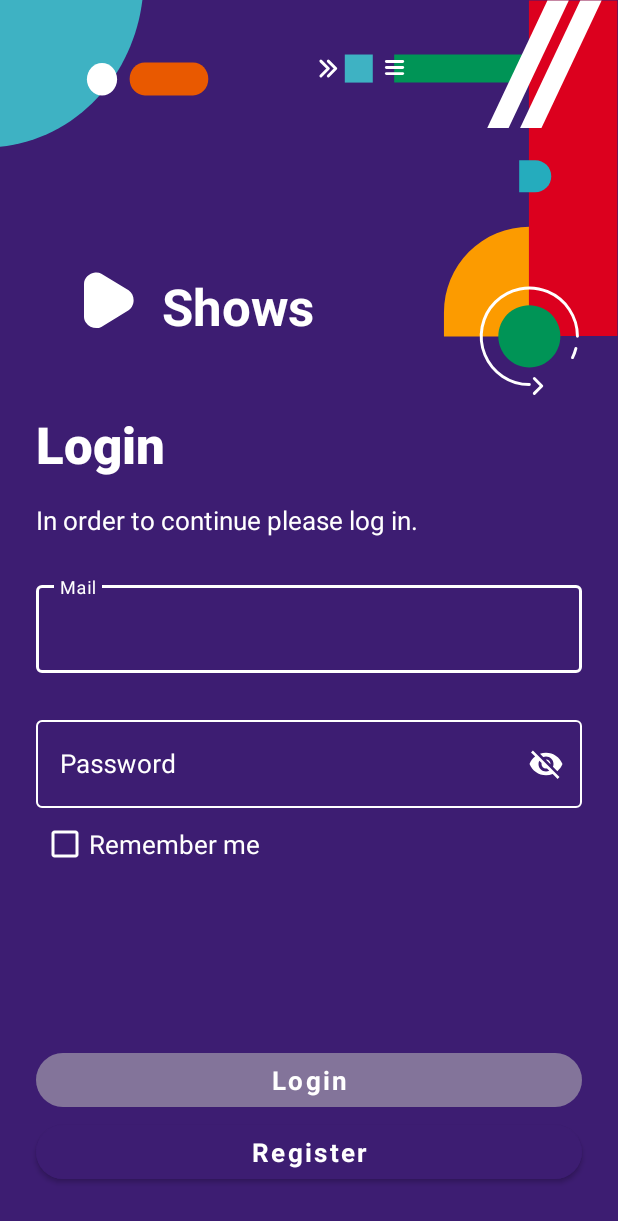
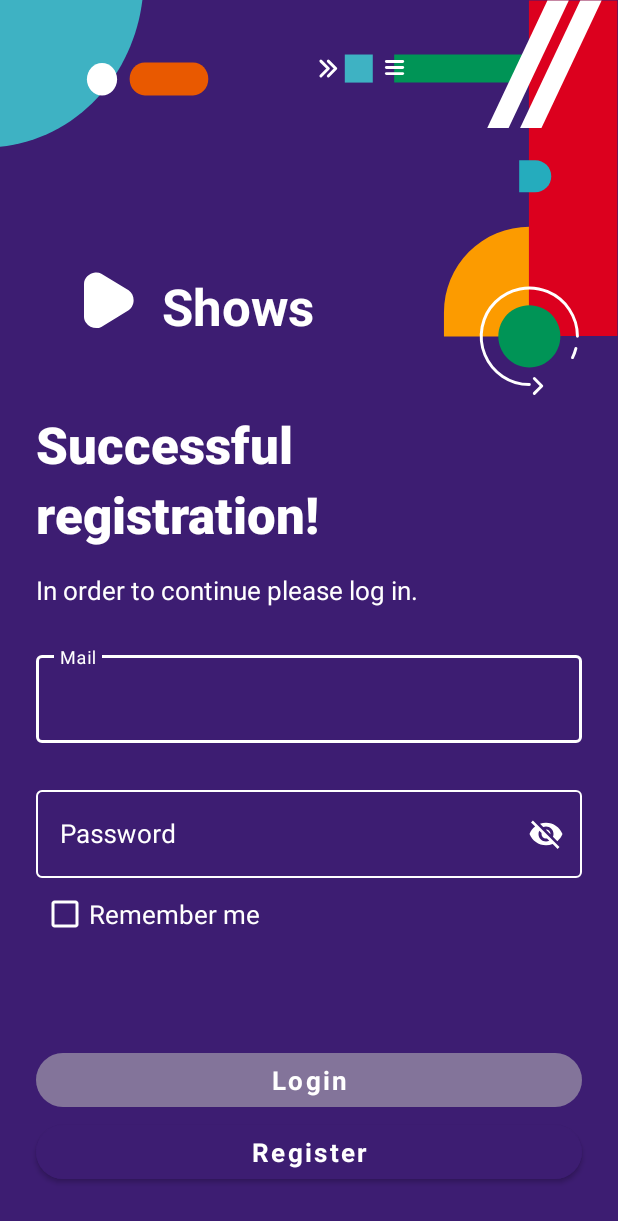
Before and after one commit to FranMaric/isa-shows-app-FranMaric, an Android app: the screen it shows after launch (MainActivity), on a phone screen of 412 x 824 dp. Shown: the top 1221 px of the screen. Run offline under Robolectric (Android 15) with nearby library versions, the phone set to English and light mode, and no system bars.

Commit message:
FIXED text not wrapping

```diff
--- a/app/src/main/res/layout/fragment_login.xml
+++ b/app/src/main/res/layout/fragment_login.xml
@@ -50,17 +50,18 @@
 
     <TextView
         android:id="@+id/loginTextView"
-        android:layout_width="wrap_content"
+        android:layout_width="0dp"
         android:layout_height="wrap_content"
-        android:layout_marginLeft="24dp"
+        android:layout_marginHorizontal="24dp"
         android:layout_marginTop="273dp"
         android:fontFamily="sans-serif"
         android:lineSpacingExtra="7sp"
-        android:text="@string/login"
+        android:text="Successful registration!"
         android:textColor="@color/white"
         android:textFontWeight="900"
         android:textSize="34sp"
         app:layout_constraintLeft_toLeftOf="parent"
+        app:layout_constraintRight_toRightOf="parent"
         app:layout_constraintTop_toTopOf="parent" />
 
     <TextView
```
